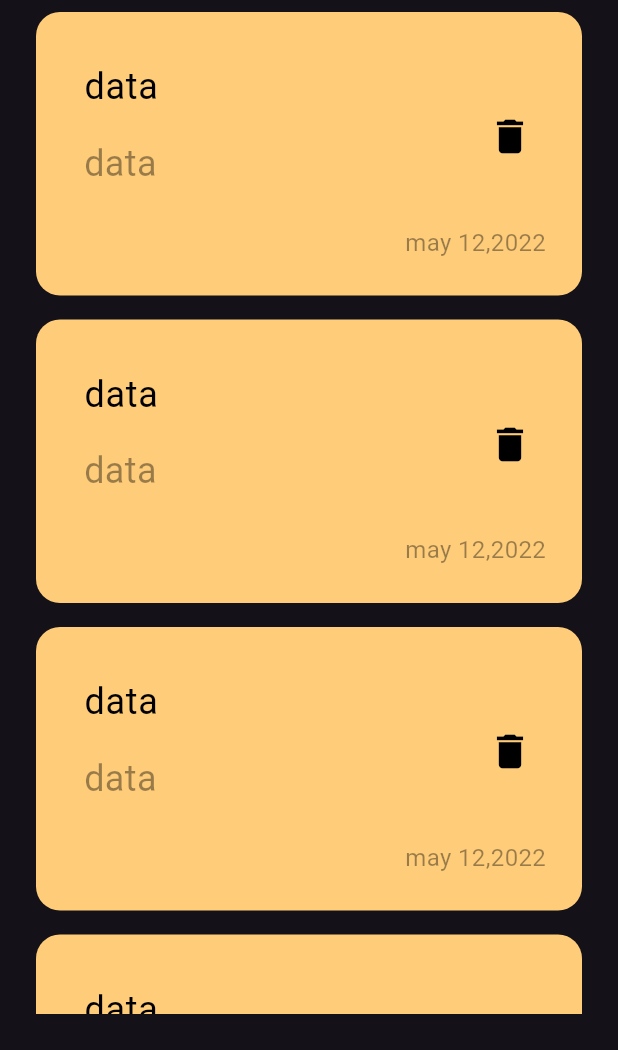
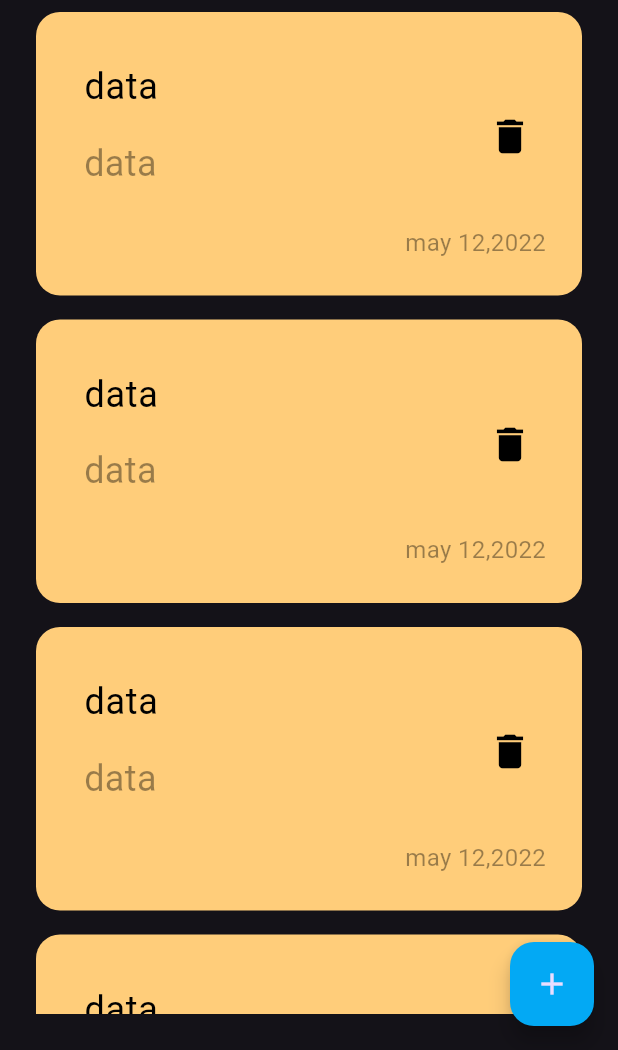
Before and after one commit to Ezzat200/notes-app, a Flutter app: the screen it shows after launch, on a phone screen of 412 x 824 dp, the part 186-1236 px from its top. Run offline on Flutter 3.47's test engine with Material 3 defaults, Android fonts, the phone set to English and light mode, and no system bars.

Commit message:
add floating action button

```diff
--- a/todo_app/lib/views/Todo_app.dart
+++ b/todo_app/lib/views/Todo_app.dart
@@ -6,8 +6,11 @@ class Todo extends StatelessWidget {
 
   @override
   Widget build(BuildContext context) {
-    return const Scaffold(
-      body: Padding(
+    return  Scaffold(
+      floatingActionButton: FloatingActionButton(
+        backgroundColor: Colors.lightBlue,
+        onPressed: (){}, child:const Icon(Icons.add)),
+      body:const Padding(
         padding:  EdgeInsets.all(24),
         child: TodoBody(),
       ),
```
